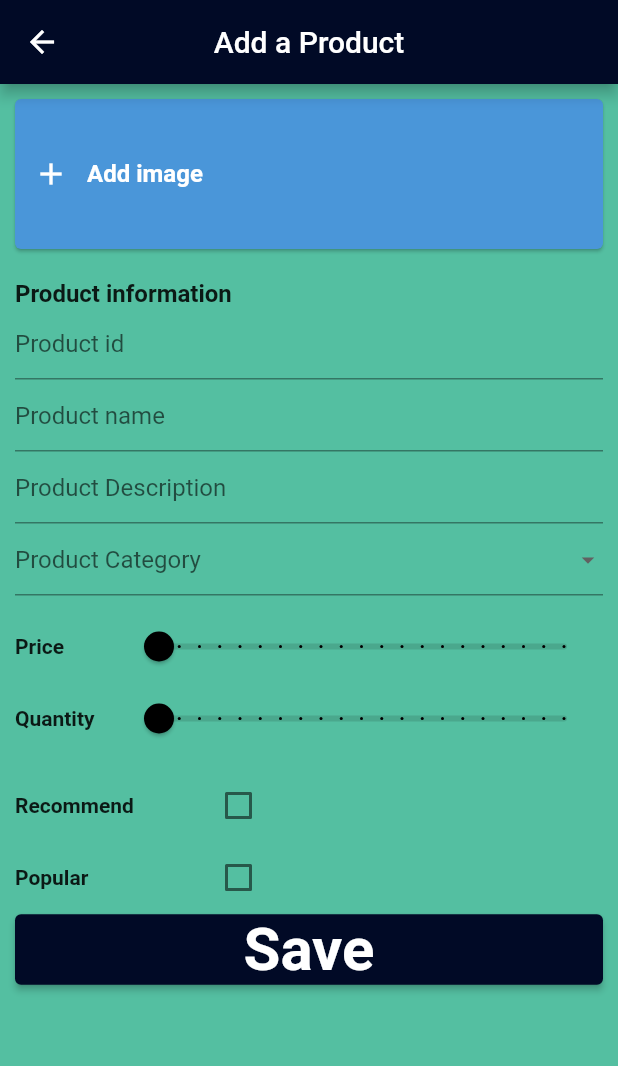
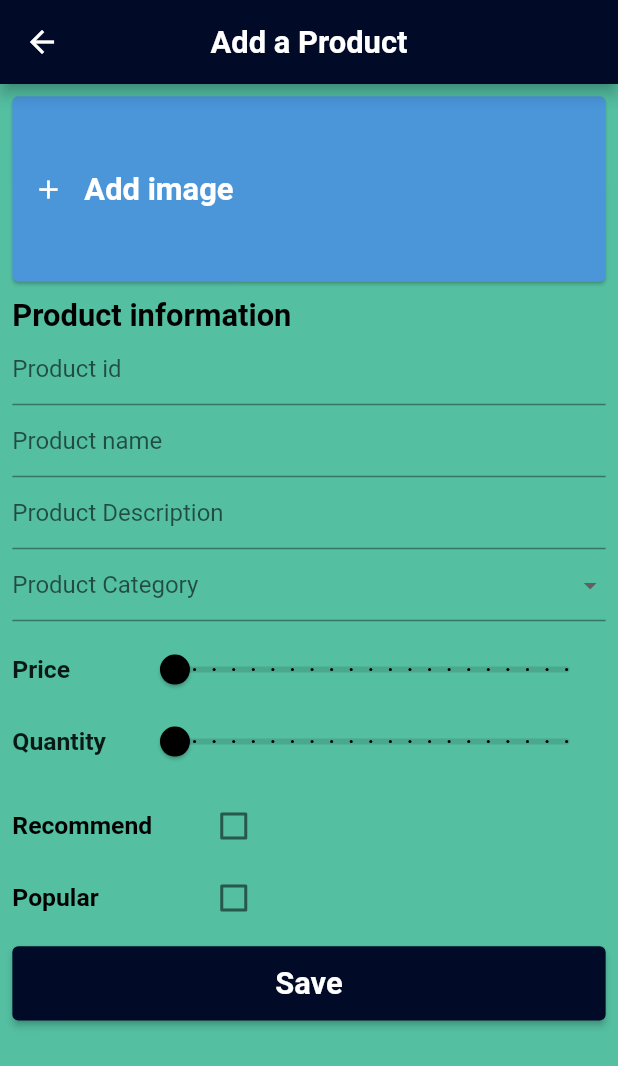
Before and after one commit to Pollakrit43/BM_Shopping_Admin, a Flutter app: the NewProductScreen screen opened by its route, on a phone screen of 412 x 824 dp. Shown: the top 1066 px of the screen. Run offline on Flutter 3.47's test engine with Material 2 defaults, Android fonts, the phone set to English and light mode, and no system bars; our stand-ins replace charts_flutter_new, cloud_firestore, equatable, firebase_core, firebase_storage, get and 1 more; accounts and stored records are empty.

Commit message:
Edit responsive

```diff
--- a/lib/screens/new_product_screen.dart
+++ b/lib/screens/new_product_screen.dart
@@ -26,6 +26,11 @@ class NewProductScreen extends StatelessWidget {
       appBar: AppBar(
         title: Text(
           'Add a Product',
+          style: TextStyle(
+            color: Colors.white,
+            fontWeight: FontWeight.bold,
+            fontSize: MediaQuery.of(context).size.width * 0.05,
+          ),
         ),
         backgroundColor: Color(0xFF010A26),
         centerTitle: true,
@@ -33,13 +38,15 @@ class NewProductScreen extends StatelessWidget {
       backgroundColor: Color(0xFF54BFA1),
       body: SingleChildScrollView(
         child: Padding(
-          padding: EdgeInsets.all(10.0),
+          padding: EdgeInsets.all(
+            MediaQuery.of(context).size.width * 0.02,
+          ),
           child: Obx(
             () => Column(
               crossAxisAlignment: CrossAxisAlignment.start,
               children: [
                 SizedBox(
-                  height: 100,
+                  height: MediaQuery.of(context).size.width * 0.3,
                   child: InkWell(
                     onTap: () async {
                       ImagePicker _picker = ImagePicker();
@@ -93,15 +100,17 @@ class NewProductScreen extends StatelessWidget {
                                 print(productController.newProduct['imageUrl']);
                               }
                             },
-                            icon: const Icon(
+                            icon: Icon(
                               Icons.add,
                               color: Colors.white,
+                              size: MediaQuery.of(context).size.width * 0.05,
                             ),
                           ),
-                          const Text(
+                          Text(
                             'Add image',
                             style: TextStyle(
-                              fontSize: 16,
+                              fontSize:
+                                  MediaQuery.of(context).size.width * 0.05,
                               fontWeight: FontWeight.bold,
                               color: Colors.white,
                             ),
@@ -111,14 +120,15 @@ class NewProductScreen extends StatelessWidget {
                     ),
                   ),
                 ),
-                const SizedBox(
-                  height: 20,
+                SizedBox(
+                  height: MediaQuery.of(context).size.width * 0.025,
                 ),
-                const Text(
+                Text(
                   'Product information',
                   style: TextStyle(
-                    fontSize: 16,
+                    color: Colors.black,
                     fontWeight: FontWeight.bold,
+                    fontSize: MediaQuery.of(context).size.width * 0.05,
                   ),
                 ),
                 buildTextFormField(
@@ -142,7 +152,7 @@ class NewProductScreen extends StatelessWidget {
                 //   productController,
                 // ),
                 DropdownButtonFormField(
-                  iconSize: 20,
+                  iconSize: MediaQuery.of(context).size.width * 0.05,
                   decoration: InputDecoration(
                     hintText: 'Product Category',
                   ),
@@ -160,40 +170,49 @@ class NewProductScreen extends StatelessWidget {
                     );
                   },
                 ),
-                const SizedBox(
-                  height: 10,
+                SizedBox(
+                  height: MediaQuery.of(context).size.width * 0.02,
                 ),
                 buildSlider(
                   'Price',
                   'price',
                   productController,
                   productController.price,
+                  context,
                 ),
                 buildSlider(
                   'Quantity',
                   'quantity',
                   productController,
                   productController.quantity,
+                  context,
                 ),
-                const SizedBox(
-                  height: 10,
+                SizedBox(
+                  height: MediaQuery.of(context).size.width * 0.02,
                 ),
                 buildCheckbox(
                   'Recommend',
                   'isRecommended',
                   productController,
                   productController.isRecommended,
+                  context,
                 ),
                 buildCheckbox(
                   'Popular',
                   'isPopular',
                   productController,
                   productController.isPopular,
+                  context,
+                ),
+                SizedBox(
+                  height: MediaQuery.of(context).size.width * 0.02,
                 ),
                 SizedBox(
                   width: double.infinity,
+                  height: MediaQuery.of(context).size.width * 0.12,
                   child: ElevatedButton(
                     onPressed: () {
+                      try {
                         database.addProduct(
                           Product(
                             id: productController.newProduct['id'],
@@ -208,21 +227,37 @@ class NewProductScreen extends StatelessWidget {
                             isPopular:
                                 productController.newProduct['isPopular'] ??
                                     false,
-                          price: productController.newProduct['price'].toInt(),
-                          quantity:
-                              productController.newProduct['quantity'].toInt(),
+                            price:
+                                productController.newProduct['price'].toInt(),
+                            quantity: productController.newProduct['quantity']
+                                .toInt(),
                           ),
                         );
                         Navigator.pop(context);
+                      } catch (error) {
+                        ScaffoldMessenger.of(context).showSnackBar(
+                          SnackBar(
+                            content: Text(
+                              'กรุณาใส่ข้อมูลให้ครบก่อน',
+                              style: TextStyle(
+                                color: Colors.white,
+                                fontSize:
+                                    MediaQuery.of(context).size.width * 0.04,
+                              ),
+                            ),
+                          ),
+                        );
+                      }
                     },
                     style: ElevatedButton.styleFrom(
                       primary: Color(0xFF010A26),
                     ),
-                    child: const Text(
+                    child: Text(
                       'Save',
                       style: TextStyle(
-                        fontSize: 40,
+                        color: Colors.white,
                         fontWeight: FontWeight.bold,
+                        fontSize: MediaQuery.of(context).size.width * 0.05,
                       ),
                     ),
                   ),
@@ -240,16 +275,18 @@ class NewProductScreen extends StatelessWidget {
     String name,
     ProductController productController,
     bool? controllerValue,
+    BuildContext context,
   ) {
     return Row(
       children: [
         SizedBox(
-          width: 125,
+          width: MediaQuery.of(context).size.width * 0.3,
           child: Text(
             title,
-            style: const TextStyle(
-              fontSize: 14,
+            style: TextStyle(
+              color: Colors.black,
               fontWeight: FontWeight.bold,
+              fontSize: MediaQuery.of(context).size.width * 0.04,
             ),
           ),
         ),
@@ -274,15 +311,16 @@ class NewProductScreen extends StatelessWidget {
     String name,
     ProductController productController,
     double? controllerValue,
+    BuildContext context,
   ) {
     return Row(
       children: [
         SizedBox(
-          width: 70,
+          width: MediaQuery.of(context).size.width * 0.2,
           child: Text(
             title,
-            style: const TextStyle(
-              fontSize: 14,
+            style: TextStyle(
+              fontSize: MediaQuery.of(context).size.width * 0.04,
               fontWeight: FontWeight.bold,
             ),
           ),
```
Also changed, not shown: lib/screens/home_screen.dart (+22 -14 lines), lib/screens/product_screen.dart (+61 -34 lines). Lines whose indentation alone changed are shown as unchanged.
